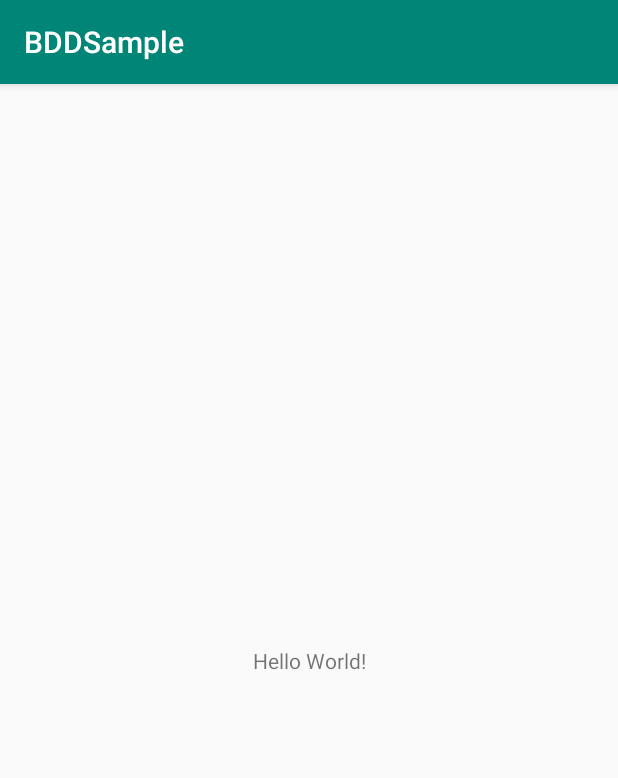
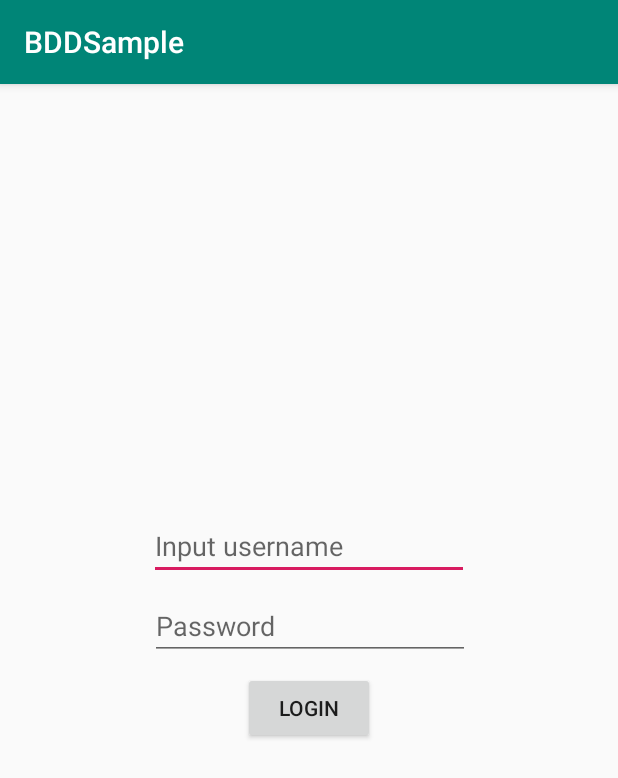
Before and after one commit to bhimz/bddsample, an Android app: the screen it shows after launch (LoginActivity), on a phone screen of 412 x 824 dp. Shown: the top 778 px of the screen. Run offline under Robolectric (Android 15) with nearby library versions, the phone set to English and light mode, and no system bars.

Commit message:
complete simple steps

```diff
--- a/app/src/main/java/com/bhimz/bddsample/LoginActivity.kt
+++ b/app/src/main/java/com/bhimz/bddsample/LoginActivity.kt
@@ -2,11 +2,19 @@ package com.bhimz.bddsample
 
 import androidx.appcompat.app.AppCompatActivity
 import android.os.Bundle
+import android.view.View
+import kotlinx.android.synthetic.main.activity_main.*
 
 class LoginActivity : AppCompatActivity() {
 
     override fun onCreate(savedInstanceState: Bundle?) {
         super.onCreate(savedInstanceState)
         setContentView(R.layout.activity_main)
+        btnLogin.setOnClickListener {
+            if (txtPassword.text.isNullOrEmpty() || txtUsername.text.isNullOrEmpty()) {
+                return@setOnClickListener
+            }
+            txtWelcome.visibility = View.VISIBLE
+        }
     }
 }
--- a/app/src/main/res/layout/activity_main.xml
+++ b/app/src/main/res/layout/activity_main.xml
@@ -6,13 +6,63 @@
     android:layout_height="match_parent"
     tools:context=".LoginActivity">
 
-    <TextView
+    <EditText
+        android:id="@+id/txtUsername"
         android:layout_width="wrap_content"
         android:layout_height="wrap_content"
-        android:text="Hello World!"
+        android:layout_marginStart="60dp"
+        android:layout_marginEnd="60dp"
+        android:ems="10"
+        android:hint="@string/input_username"
+        android:inputType="textPersonName"
+        app:layout_constraintBottom_toTopOf="@+id/txtPassword"
+        app:layout_constraintEnd_toEndOf="parent"
+        app:layout_constraintHorizontal_bias="0.5"
+        app:layout_constraintStart_toStartOf="parent"
+        app:layout_constraintTop_toTopOf="parent"
+        app:layout_constraintVertical_chainStyle="packed"
+        android:importantForAutofill="no" />
+
+    <EditText
+        android:id="@+id/txtPassword"
+        android:layout_width="wrap_content"
+        android:layout_height="wrap_content"
+        android:layout_marginStart="1dp"
+        android:layout_marginTop="8dp"
+        android:ems="10"
+        android:hint="@string/password"
+        android:inputType="textPassword"
+        app:layout_constraintBottom_toTopOf="@+id/btnLogin"
+        app:layout_constraintEnd_toEndOf="@+id/txtUsername"
+        app:layout_constraintHorizontal_bias="0.5"
+        app:layout_constraintStart_toStartOf="@+id/txtUsername"
+        app:layout_constraintTop_toBottomOf="@+id/txtUsername"
+        android:importantForAutofill="no" />
+
+    <Button
+        android:id="@+id/btnLogin"
+        android:layout_width="wrap_content"
+        android:layout_height="wrap_content"
+        android:layout_marginTop="8dp"
+        android:text="@string/login"
+        app:layout_constraintBottom_toTopOf="@+id/txtWelcome"
+        app:layout_constraintEnd_toEndOf="parent"
+        app:layout_constraintStart_toStartOf="parent"
+        app:layout_constraintTop_toBottomOf="@+id/txtPassword" />
+
+    <TextView
+        android:id="@+id/txtWelcome"
+        android:layout_width="wrap_content"
+        android:layout_height="wrap_content"
+        android:layout_marginTop="16dp"
+        android:textStyle="bold"
+        android:textSize="20sp"
+        android:text="Welcome"
+        android:visibility="invisible"
+        tools:text="Welcome, User!"
+        tools:visibility="visible"
         app:layout_constraintBottom_toBottomOf="parent"
-        app:layout_constraintLeft_toLeftOf="parent"
-        app:layout_constraintRight_toRightOf="parent"
-        app:layout_constraintTop_toTopOf="parent" />
-
+        app:layout_constraintEnd_toEndOf="parent"
+        app:layout_constraintStart_toStartOf="parent"
+        app:layout_constraintTop_toBottomOf="@+id/btnLogin" />
 </androidx.constraintlayout.widget.ConstraintLayout>
--- a/app/src/main/res/values/strings.xml
+++ b/app/src/main/res/values/strings.xml
@@ -1,3 +1,6 @@
 <resources>
     <string name="app_name">BDDSample</string>
+    <string name="input_username">Input username</string>
+    <string name="password">Password</string>
+    <string name="login">Login</string>
 </resources>
```
Also changed, not shown: 1 other file.
